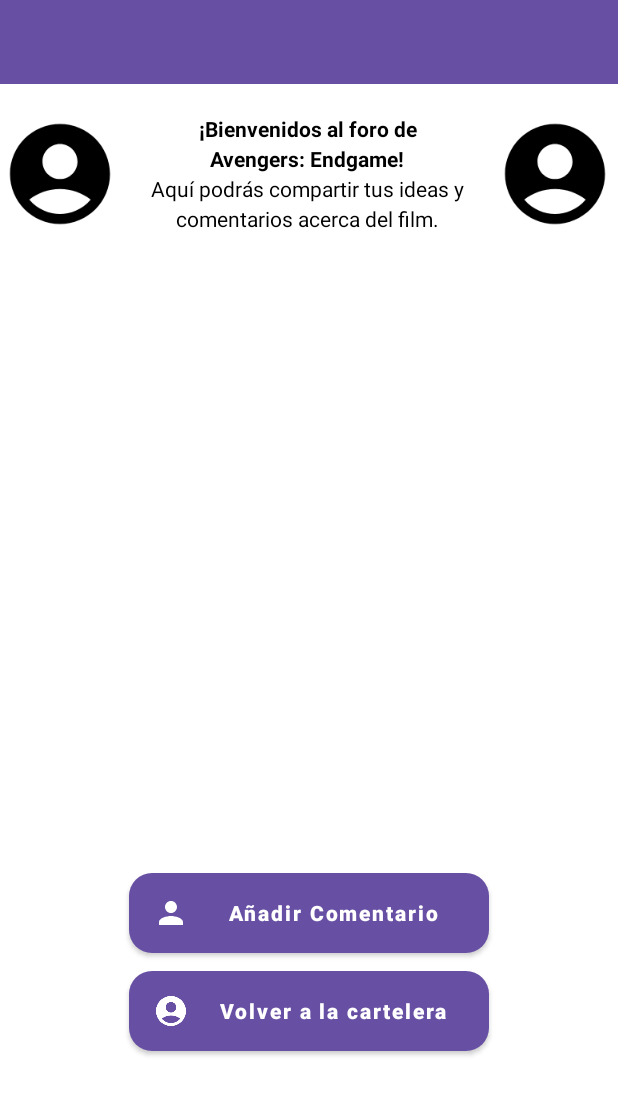
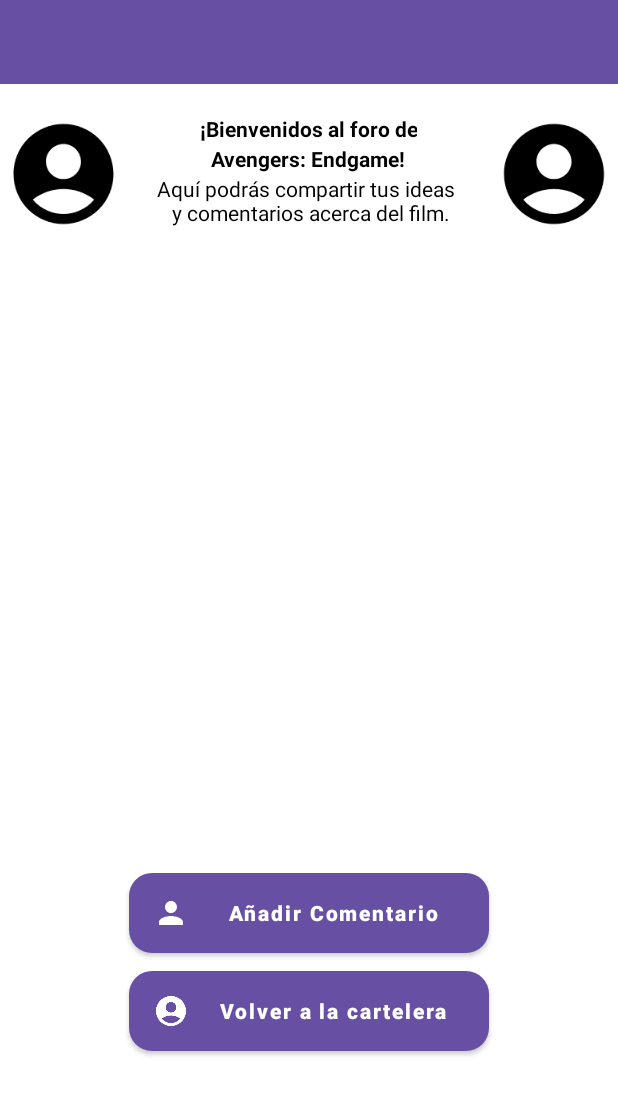
Before and after one commit to HoracioGayoso/KinoApp, an Android app: the layout forum.xml on its own in the app's theme, with its tools: preview values and no code run, on a phone screen of 412 x 824 dp. Shown: the top 1095 px of the screen. Run offline under Robolectric (Android 15) with nearby library versions, the phone set to English and light mode, and no system bars.

Commit message:
Weights and double lines fixed.

```diff
--- a/app/src/main/res/layout/forum.xml
+++ b/app/src/main/res/layout/forum.xml
@@ -17,92 +17,85 @@
     <LinearLayout
         android:layout_width="match_parent"
         android:layout_height="80dp"
-        android:orientation="horizontal">
+        android:orientation="horizontal"
+        android:weightSum="10"
+        >
         <LinearLayout
             android:layout_width="80dp"
             android:layout_height="80dp"
-            android:orientation="vertical">
-
+            android:orientation="vertical"
+            android:layout_alignParentLeft="true"
+            android:layout_weight="1">
             <ImageView
-                android:id="@+id/imageView11"
                 android:layout_width="match_parent"
                 android:layout_height="match_parent"
                 app:srcCompat="@drawable/ic_baseline_account_circle_24" />
         </LinearLayout>
         <LinearLayout
-            android:layout_width="250dp"
+            android:layout_width="wrap_content"
             android:layout_height="80dp"
-            android:orientation="vertical">
+            android:orientation="vertical"
+            android:layout_weight="8">
             <LinearLayout
-                android:layout_width="250dp"
+                android:layout_width="wrap_content"
                 android:layout_height="20dp"
+                android:layout_gravity="center"
                 android:orientation="horizontal">
-
                 <TextView
                     android:id="@+id/textView5"
                     android:layout_width="wrap_content"
                     android:layout_height="wrap_content"
-                    android:layout_weight="1"
                     android:text="¡Bienvenidos al foro de"
                     android:gravity="center"
                     android:textColor="@color/black"
                     android:textStyle="bold"/>
             </LinearLayout>
             <LinearLayout
-                android:layout_width="250dp"
+                android:layout_width="wrap_content"
                 android:layout_height="20dp"
+                android:layout_gravity="center"
                 android:orientation="horizontal">
 
                 <TextView
                     android:id="@+id/textView6"
                     android:layout_width="wrap_content"
                     android:layout_height="wrap_content"
-                    android:layout_weight="1"
                     android:text="Avengers: Endgame!"
                     android:gravity="center"
                     android:textColor="@color/black"
                     android:textStyle="bold"/>
             </LinearLayout>
             <LinearLayout
-                android:layout_width="250dp"
-                android:layout_height="20dp"
+                android:layout_width="wrap_content"
+                android:layout_height="40dp"
+                android:layout_gravity="center"
                 android:orientation="horizontal">
 
                 <TextView
                     android:id="@+id/textView7"
                     android:layout_width="wrap_content"
                     android:layout_height="wrap_content"
-                    android:layout_weight="1"
-                    android:text="Aquí podrás compartir tus ideas y"
+                    android:lines="2"
+                    android:text="Aquí podrás compartir tus ideas \n y comentarios acerca del film."
                     android:gravity="center"
                     android:textColor="@color/black" />
             </LinearLayout>
-            <LinearLayout
-                android:layout_width="250dp"
-                android:layout_height="20dp"
-                android:orientation="horizontal">
 
-                <TextView
-                    android:id="@+id/textView8"
-                    android:layout_width="wrap_content"
-                    android:layout_height="wrap_content"
-                    android:layout_weight="1"
-                    android:text="comentarios acerca del film."
-                    android:gravity="center"
-                    android:textColor="@color/black"/>
-            </LinearLayout>
         </LinearLayout>
+
         <LinearLayout
             android:layout_width="80dp"
             android:layout_height="80dp"
-            android:orientation="vertical">
-
+            android:orientation="vertical"
+            android:layout_alignParentRight="true"
+            android:layout_weight="1">
             <ImageView
                 android:id="@+id/imageView12"
                 android:layout_width="match_parent"
                 android:layout_height="match_parent"
                 app:srcCompat="@drawable/ic_baseline_account_circle_24" />
         </LinearLayout>
+
 
     </LinearLayout>
     <LinearLayout
```
